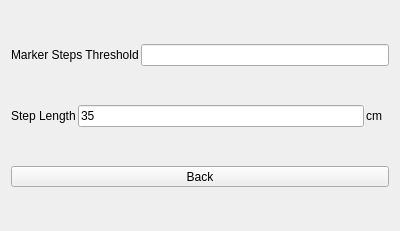
Qt form src/Steps/StepsOptions.ui (ic005k/Knot-Legacy) before a commit.
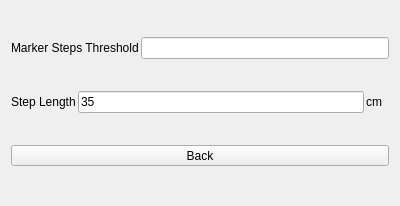
The same form after that commit.

The edit to the form file:
```diff
--- a/src/Steps/StepsOptions.ui
+++ b/src/Steps/StepsOptions.ui
@@ -7,7 +7,7 @@
     <x>0</x>
     <y>0</y>
     <width>400</width>
-    <height>231</height>
+    <height>206</height>
    </rect>
   </property>
   <property name="windowTitle">
```
